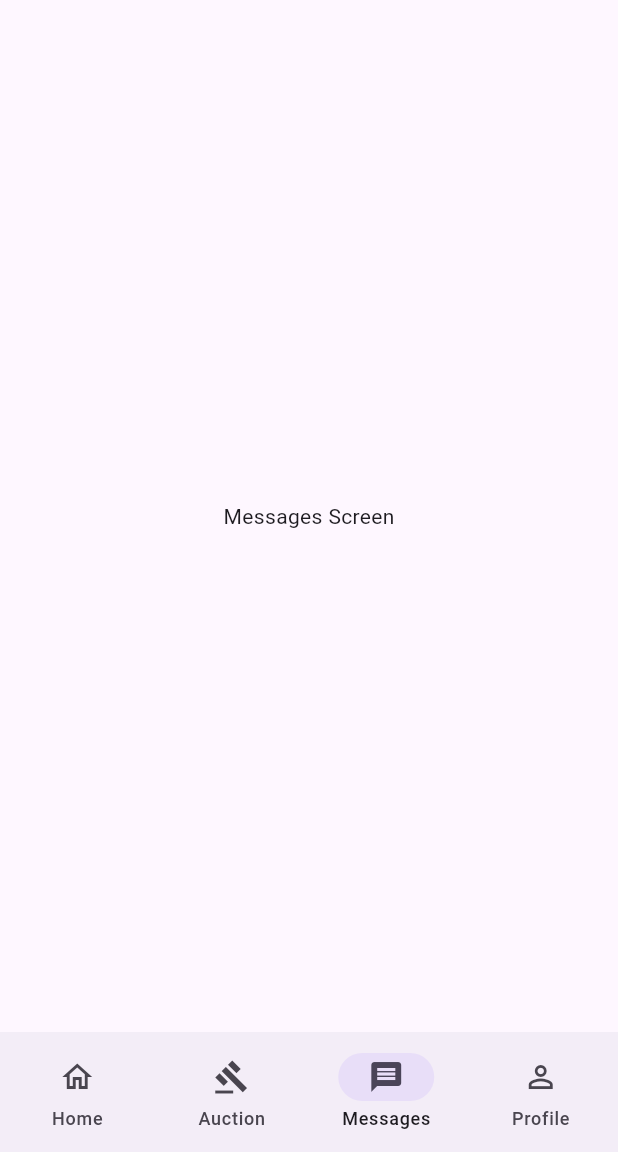
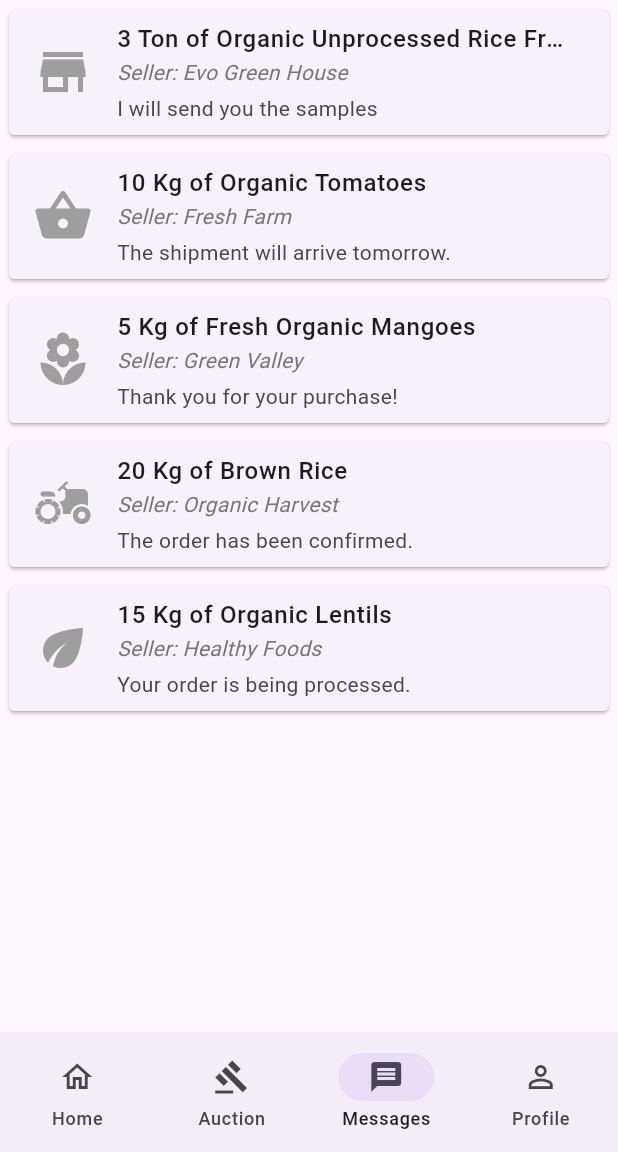
Before and after one commit to mtsachintha/FarmMart, a Flutter app: the screen it shows after launch, item 3 of the bottom bar chosen, on a phone screen of 412 x 824 dp, the part 84-1236 px from its top. Run offline on Flutter 3.47's test engine with Material 3 defaults, Android fonts, the light colour scheme and no system bars; our stand-ins replace smooth_page_indicator.

Commit message:
prototype v1

```diff
--- /dev/null
+++ b/lib/chat_screen.dart
@@ -0,0 +1,107 @@
+import 'package:flutter/material.dart';
+
+void main() => runApp(MaterialApp(home: ChatScreen()));
+
+// Define the ChatItem model
+class ChatItem {
+  final String chatId;
+  final String storeName;
+  final String itemName;
+  final Icon icon;
+  final String lastMessage;
+
+  ChatItem({
+    required this.chatId,
+    required this.storeName,
+    required this.itemName,
+    required this.icon,
+    required this.lastMessage,
+  });
+}
+
+// Define the ChatScreen widget
+class ChatScreen extends StatelessWidget {
+  // Sample list of chat items
+  final List<ChatItem> chatItems = [
+    ChatItem(
+      chatId: '1',
+      storeName: 'Evo Green House',
+      itemName: '3 Ton of Organic Unprocessed Rice Fresh from the Fields',
+      icon: Icon(Icons.store, size: 40.0, color: Colors.grey),
+      lastMessage: 'I will send you the samples',
+    ),
+    ChatItem(
+      chatId: '2',
+      storeName: 'Fresh Farm',
+      itemName: '10 Kg of Organic Tomatoes',
+      icon: Icon(Icons.shopping_basket, size: 40.0, color: Colors.grey),
+      lastMessage: 'The shipment will arrive tomorrow.',
+    ),
+    ChatItem(
+      chatId: '3',
+      storeName: 'Green Valley',
+      itemName: '5 Kg of Fresh Organic Mangoes',
+      icon: Icon(Icons.local_florist, size: 40.0, color: Colors.grey),
+      lastMessage: 'Thank you for your purchase!',
+    ),
+    ChatItem(
+      chatId: '4',
+      storeName: 'Organic Harvest',
+      itemName: '20 Kg of Brown Rice',
+      icon: Icon(Icons.agriculture, size: 40.0, color: Colors.grey),
+      lastMessage: 'The order has been confirmed.',
+    ),
+    ChatItem(
+      chatId: '5',
+      storeName: 'Healthy Foods',
+      itemName: '15 Kg of Organic Lentils',
+      icon: Icon(Icons.eco, size: 40.0, color: Colors.grey),
+      lastMessage: 'Your order is being processed.',
+    ),
+  ];
+
+  @override
+  Widget build(BuildContext context) {
+    return Scaffold(
+      body: ListView.builder(
+        itemCount: chatItems.length,
+        itemBuilder: (context, index) {
+          return _buildChatItem(chatItems[index]);
+        },
+      ),
+    );
+  }
+
+  Widget _buildChatItem(ChatItem item) {
+    return Padding(
+      padding: const EdgeInsets.all(2.0),
+      child: Card(
+        shape: RoundedRectangleBorder(
+          borderRadius: BorderRadius.circular(4.0), // Set card radius here
+        ),
+        child: ListTile(
+          leading: item.icon,
+          title: Text(
+            item.itemName,
+            style: TextStyle(fontWeight: FontWeight.w500),
+            maxLines: 1, // Limit the title to one line
+            overflow:
+                TextOverflow.ellipsis, // Add ellipsis if the title is too long
+          ),
+          subtitle: Column(
+            crossAxisAlignment: CrossAxisAlignment.start,
+            children: [
+              Text(
+                'Seller: ${item.storeName}',
+                style: TextStyle(
+                    color: Colors.grey[600], fontStyle: FontStyle.italic),
+              ),
+              SizedBox(height: 4.0),
+              Text(item.lastMessage),
+            ],
+          ),
+        ),
+      ),
+    );
+  }
+}
--- a/lib/home_screen.dart
+++ b/lib/home_screen.dart
@@ -27,7 +27,7 @@ class _HomeScreenState extends State<HomeScreen> {
       child: Center(
         child: Column(
           children: [
-            SizedBox(height: 12),
+            SizedBox(height: 16),
             // Row for the three text buttons with borders and arrows
             Row(
               mainAxisAlignment:
@@ -254,7 +254,7 @@ AppBar buildHomeAppBar() {
         ),
         // Account icon at the far right
         IconButton(
-          icon: Icon(Icons.account_circle),
+          icon: Icon(Icons.bookmarks_outlined),
           onPressed: () {
             // Action for account icon tap
           },
--- a/lib/main.dart
+++ b/lib/main.dart
@@ -1,6 +1,9 @@
+import 'package:farm_application/settings_screen.dart';
 import 'package:flutter/material.dart';
 import 'home_screen.dart'; // Import the screen with the AppBar
 import 'auction_screen.dart'; // Import the screen with the AppBar
+import 'chat_screen.dart'; // Import the screen with the AppBar
+import 'settings_screen.dart'; // Import the screen with the AppBar
 
 void main() {
   runApp(MyApp());
@@ -27,9 +30,16 @@ class _BuildHomeScreenState extends State<BuildHomeScreen> {
   // Define the different screens you want to navigate to
   final List<Widget> _screens = [
     HomeScreen(), // Home screen widget
-    Center(child: Text('Auction Screen')), // Placeholder for Auction screen
-    Center(child: Text('Messages Screen')), // Placeholder for Messages screen
-    Center(child: Text('Profile Screen')), // Placeholder for Profile screen
+    AuctionScreen(), // Placeholder for Auction screen
+    ChatScreen(),
+    SettingsScreen()
+  ];
+
+  final List<AppBar> _appBars = [
+    buildHomeAppBar(), // Home screen widget
+    buildAppBar(), // Placeholder for Auction screen
+    buildHomeAppBar(), // Placeholder for Messages screen
+    buildHomeAppBar(), // Placeholder for Profile screen
   ];
 
   void _onItemTapped(int index) {
@@ -41,7 +51,7 @@ class _BuildHomeScreenState extends State<BuildHomeScreen> {
   @override
   Widget build(BuildContext context) {
     return Scaffold(
-      appBar: buildHomeAppBar(),
+      appBar: _appBars[_selectedIndex],
       body: _screens[_selectedIndex], // Display the selected screen
       bottomNavigationBar: NavigationBar(
         selectedIndex: _selectedIndex,
--- a/pubspec.yaml
+++ b/pubspec.yaml
@@ -12,6 +12,8 @@ environment:
 dependencies:
   flutter:
     sdk: flutter
+  intl: ^0.18.0
+
 
   cupertino_icons: ^1.0.6
 
```
Also changed, not shown: lib/auction_screen.dart (+275 -41 lines), lib/settings_screen.dart (added, +146 -0 lines), pubspec.lock.
